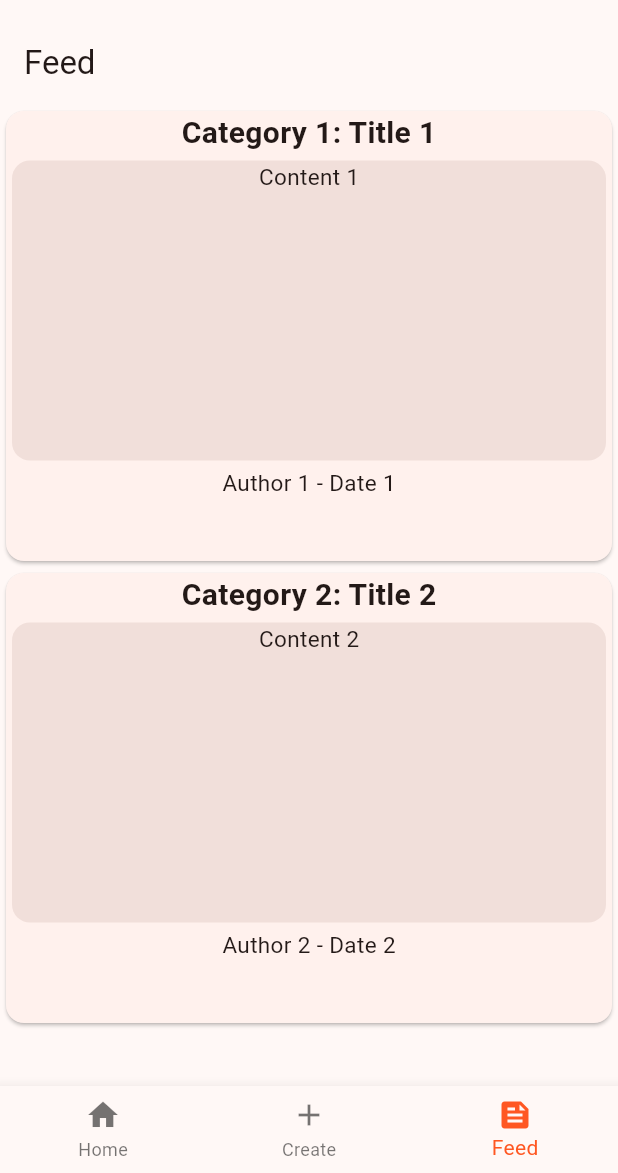
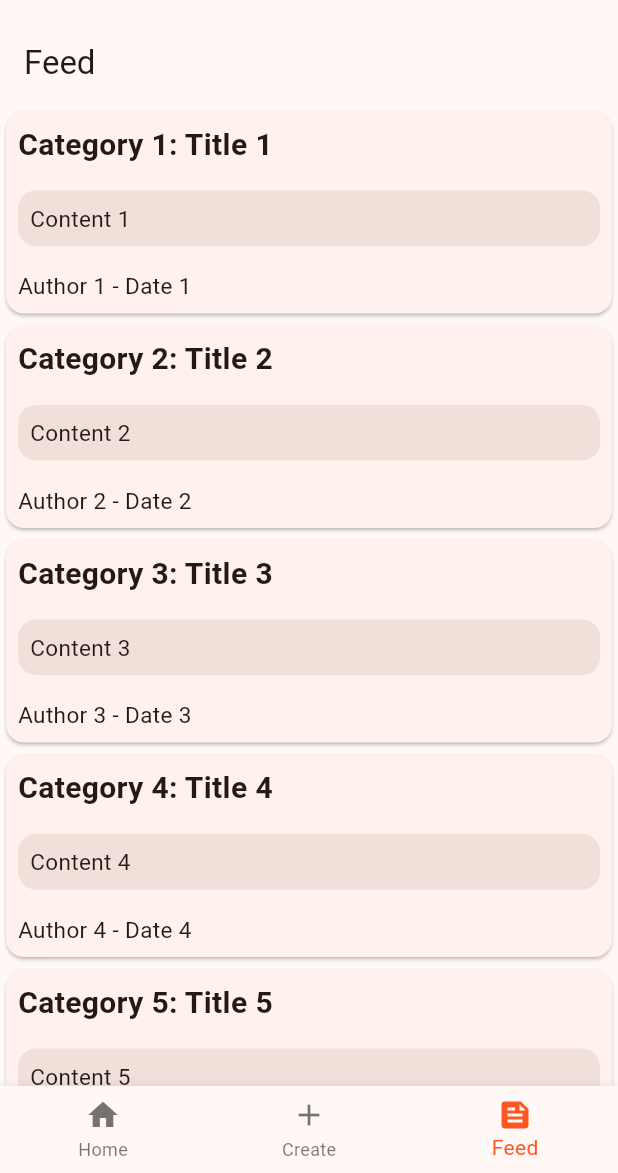
Before and after one commit to HackUPC2024/front, a Flutter app: the screen it shows after launch, item 3 of the bottom bar chosen, on a phone screen of 412 x 824 dp, the part 63-1236 px from its top. Run offline on Flutter 3.47's test engine with Material 3 defaults, Android fonts, the phone set to English and light mode, and no system bars.

Commit message:
cards guapardas y refresh

```diff
--- a/lib/main.dart
+++ b/lib/main.dart
@@ -1,4 +1,6 @@
 import 'package:flutter/material.dart';
+import 'package:flutter/gestures.dart';
+
 import 'screens/communities.dart';
 import 'screens/feed.dart';
 import 'screens/home.dart';
@@ -20,11 +22,13 @@ class MyApp extends StatelessWidget {
         colorScheme: ColorScheme.fromSeed(seedColor: Colors.deepOrange),
         useMaterial3: true,
       ),
+      scrollBehavior: const MaterialScrollBehavior().copyWith(
+        dragDevices: PointerDeviceKind.values.toSet(),
+      ),
       home: const NavBar(),
     );
   }
 }
-
 
 class NavBar extends StatefulWidget {
   const NavBar({super.key});
--- a/lib/screens/feed.dart
+++ b/lib/screens/feed.dart
@@ -1,4 +1,5 @@
 import 'package:flutter/material.dart';
+import 'package:flutter/gestures.dart';
 import 'package:http/http.dart' as http;
 import '../models/post.dart';
 
@@ -9,20 +10,53 @@ class FeedPage extends StatefulWidget {
   _FeedPageState createState() => _FeedPageState();
 }
 
-class _SampleCard extends StatelessWidget {
-    const _SampleCard({required this.children, this.width = 300.0, this.height = 100.0});
-    // children
-    final List<Widget> children;
-    final double width;
-    final double height;
+class PostCard extends StatelessWidget {
+  const PostCard({required this.post});
+
+  final Post post;
   @override
   Widget build(BuildContext context) {
-        return SizedBox(
-            width: width,
-            height: height,
+    return Card(
       child: Column(
-                children: children,
+        crossAxisAlignment: CrossAxisAlignment.stretch,
+        children: [
+          Padding(
+            padding: const EdgeInsets.all(8.0),
+            child: Column(
+              crossAxisAlignment: CrossAxisAlignment.start,
+              children: [
+                Text(
+                  post.category+": "+post.title,
+                  style: const TextStyle(fontSize: 20, fontWeight: FontWeight.bold),
                 ),
+
+              ]
+            ),
+          ),
+          Card.filled(
+            margin: const EdgeInsets.all(8.0),
+            child: Padding(
+              padding: const EdgeInsets.all(8.0),
+              child: Text(
+                post.content,
+                style: const TextStyle(fontSize: 15),
+              ),
+            ),
+          ),
+          Padding(
+            padding: const EdgeInsets.all(8.0),
+            child: Row(
+              mainAxisAlignment: MainAxisAlignment.spaceBetween,
+              children: [
+                Text(
+                  post.author+" - "+post.date,
+                  style: const TextStyle(fontSize: 15),
+                ),
+              ],
+            ),
+          ),
+        ]
+      )
     );
   }
 }
@@ -34,6 +68,12 @@ class _FeedPageState extends State<FeedPage> {
   List<Post> posts = [
     Post(title: 'Title 1', author: 'Author 1', category: 'Category 1', date: 'Date 1', content: 'Content 1'),
     Post(title: 'Title 2', author: 'Author 2', category: 'Category 2', date: 'Date 2', content: 'Content 2'),
+    Post(title: 'Title 3', author: 'Author 3', category: 'Category 3', date: 'Date 3', content: 'Content 3'),
+    Post(title: 'Title 4', author: 'Author 4', category: 'Category 4', date: 'Date 4', content: 'Content 4'),
+    Post(title: 'Title 5', author: 'Author 5', category: 'Category 5', date: 'Date 5', content: 'Content 5'),
+    Post(title: 'Title 6', author: 'Author 6', category: 'Category 6', date: 'Date 6', content: 'Content 6'),
+    Post(title: 'Title 7', author: 'Author 7', category: 'Category 7', date: 'Date 7', content: 'Content 7'),
+    Post(title: 'Title 8', author: 'Author 8', category: 'Category 8', date: 'Date 8', content: 'Content 8'),
   ];
 
   // Debugging hello endpoint
@@ -49,21 +89,16 @@ class _FeedPageState extends State<FeedPage> {
       appBar: AppBar(
         title: const Text('Feed'),
       ),
-            body: Column(
-                children: [
-                    for (var post in posts)
-                    Card(
-                       child: _SampleCard(
-                            width: 700.0,
-                            height: 300.0,
-                            children: [
-                                Text(post.category+": "+post.title, style: const TextStyle(fontSize: 20, fontWeight: FontWeight.bold)),
-                                Card.filled(child: _SampleCard(width: 600, height: 200, children: [Text(post.content, style: const TextStyle(fontSize: 15))])),
-                                Text(post.author+" - "+post.date, style: const TextStyle(fontSize: 15)),
-                            ],
+      body: RefreshIndicator(
+        onRefresh: () async {
+          print("Refresh");
+        },
+        child: ListView.builder(
+          itemCount: posts.length,
+          itemBuilder: (context, index) {
+            return PostCard(post: posts[index]);
+          },
         ),
-                    ),
-                ],
       ),
     );
   }
```
Also changed, not shown: lib/screens/home.dart (indentation only), 1 other file. Lines whose indentation alone changed are shown as unchanged.
